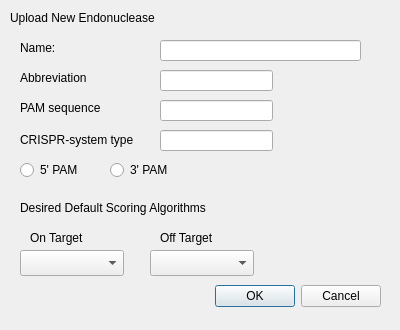
Qt form newendonuclease.ui (bdoze90/CASPERapp) before a commit.
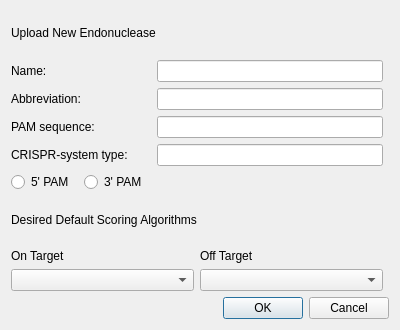
The same form after that commit.

Commit message: Made all windows center to screen horizontally and updated newendonuclease.ui to scale

```diff
--- a/newendonuclease.ui
+++ b/newendonuclease.ui
@@ -10,215 +10,131 @@
     <height>330</height>
    </rect>
   </property>
+  <property name="minimumSize">
+   <size>
+    <width>400</width>
+    <height>330</height>
+   </size>
+  </property>
+  <property name="maximumSize">
+   <size>
+    <width>519</width>
+    <height>394</height>
+   </size>
+  </property>
   <property name="windowTitle">
    <string>Dialog</string>
   </property>
-  <widget class="QDialogButtonBox" name="buttonBox">
-   <property name="geometry">
-    <rect>
-     <x>40</x>
-     <y>280</y>
-     <width>341</width>
-     <height>32</height>
-    </rect>
-   </property>
-   <property name="orientation">
-    <enum>Qt::Horizontal</enum>
-   </property>
-   <property name="standardButtons">
-    <set>QDialogButtonBox::Cancel|QDialogButtonBox::Ok</set>
-   </property>
-  </widget>
+  <layout class="QGridLayout" name="gridLayout">
+   <item row="0" column="0" colspan="3">
   <widget class="QLabel" name="label">
-   <property name="geometry">
-    <rect>
-     <x>10</x>
-     <y>10</y>
-     <width>181</width>
-     <height>16</height>
-    </rect>
-   </property>
    <property name="text">
     <string>Upload New Endonuclease</string>
    </property>
   </widget>
-  <widget class="QLineEdit" name="lineEdit">
-   <property name="geometry">
-    <rect>
-     <x>160</x>
-     <y>40</y>
-     <width>201</width>
-     <height>21</height>
-    </rect>
-   </property>
-  </widget>
+   </item>
+   <item row="1" column="0">
   <widget class="QLabel" name="label_2">
-   <property name="geometry">
-    <rect>
-     <x>20</x>
-     <y>40</y>
-     <width>58</width>
-     <height>16</height>
-    </rect>
-   </property>
    <property name="text">
     <string>Name:</string>
    </property>
   </widget>
+   </item>
+   <item row="2" column="0" colspan="2">
   <widget class="QLabel" name="label_3">
-   <property name="geometry">
-    <rect>
-     <x>20</x>
-     <y>70</y>
-     <width>111</width>
-     <height>16</height>
-    </rect>
-   </property>
    <property name="text">
-    <string>Abbreviation</string>
-   </property>
-  </widget>
-  <widget class="QLineEdit" name="lineEdit_2">
-   <property name="geometry">
-    <rect>
-     <x>160</x>
-     <y>70</y>
-     <width>113</width>
-     <height>21</height>
-    </rect>
-   </property>
-  </widget>
-  <widget class="QLineEdit" name="lineEdit_3">
-   <property name="geometry">
-    <rect>
-     <x>160</x>
-     <y>100</y>
-     <width>113</width>
-     <height>21</height>
-    </rect>
-   </property>
-  </widget>
+      <string>Abbreviation:</string>
+     </property>
+    </widget>
+   </item>
+   <item row="3" column="0" colspan="2">
   <widget class="QLabel" name="label_4">
-   <property name="geometry">
-    <rect>
-     <x>20</x>
-     <y>100</y>
-     <width>111</width>
-     <height>16</height>
-    </rect>
-   </property>
+     <property name="text">
+      <string>PAM sequence:</string>
+     </property>
+    </widget>
+   </item>
+   <item row="4" column="0" colspan="2">
+    <widget class="QLabel" name="label_8">
+     <property name="minimumSize">
+      <size>
+       <width>140</width>
+       <height>0</height>
+      </size>
+     </property>
    <property name="text">
-    <string>PAM sequence</string>
-   </property>
-  </widget>
+      <string>CRISPR-system type:</string>
+     </property>
+    </widget>
+   </item>
+   <item row="5" column="0">
   <widget class="QRadioButton" name="radioButton">
-   <property name="geometry">
-    <rect>
-     <x>20</x>
-     <y>160</y>
-     <width>100</width>
-     <height>20</height>
-    </rect>
-   </property>
    <property name="text">
     <string>5' PAM</string>
    </property>
   </widget>
+   </item>
+   <item row="5" column="1" colspan="2">
   <widget class="QRadioButton" name="radioButton_2">
-   <property name="geometry">
-    <rect>
-     <x>110</x>
-     <y>160</y>
-     <width>100</width>
-     <height>20</height>
-    </rect>
-   </property>
    <property name="text">
     <string>3' PAM</string>
    </property>
   </widget>
+   </item>
+   <item row="6" column="0" colspan="3">
   <widget class="QLabel" name="label_5">
-   <property name="geometry">
-    <rect>
-     <x>20</x>
-     <y>200</y>
-     <width>261</width>
-     <height>16</height>
-    </rect>
-   </property>
    <property name="text">
     <string>Desired Default Scoring Algorithms</string>
    </property>
   </widget>
-  <widget class="QComboBox" name="comboBox">
-   <property name="geometry">
-    <rect>
-     <x>20</x>
-     <y>250</y>
-     <width>104</width>
-     <height>26</height>
-    </rect>
-   </property>
-  </widget>
-  <widget class="QComboBox" name="comboBox_2">
-   <property name="geometry">
-    <rect>
-     <x>150</x>
-     <y>250</y>
-     <width>104</width>
-     <height>26</height>
-    </rect>
-   </property>
-  </widget>
+   </item>
+   <item row="9" column="0" colspan="4">
+    <widget class="QDialogButtonBox" name="buttonBox">
+     <property name="orientation">
+      <enum>Qt::Horizontal</enum>
+     </property>
+     <property name="standardButtons">
+      <set>QDialogButtonBox::Cancel|QDialogButtonBox::Ok</set>
+     </property>
+    </widget>
+   </item>
+   <item row="4" column="2">
+    <widget class="QLineEdit" name="lineEdit_4"/>
+   </item>
+   <item row="3" column="2">
+    <widget class="QLineEdit" name="lineEdit_3"/>
+   </item>
+   <item row="2" column="2">
+    <widget class="QLineEdit" name="lineEdit_2"/>
+   </item>
+   <item row="7" column="0" colspan="3">
+    <layout class="QGridLayout" name="gridLayout_2">
+     <item row="0" column="0">
   <widget class="QLabel" name="label_6">
-   <property name="geometry">
-    <rect>
-     <x>30</x>
-     <y>230</y>
-     <width>81</width>
-     <height>16</height>
-    </rect>
-   </property>
    <property name="text">
     <string>On Target</string>
    </property>
   </widget>
+     </item>
+     <item row="1" column="0">
+      <widget class="QComboBox" name="comboBox"/>
+     </item>
+     <item row="1" column="1">
+      <widget class="QComboBox" name="comboBox_2"/>
+     </item>
+     <item row="0" column="1">
   <widget class="QLabel" name="label_7">
-   <property name="geometry">
-    <rect>
-     <x>160</x>
-     <y>230</y>
-     <width>81</width>
-     <height>16</height>
-    </rect>
-   </property>
    <property name="text">
     <string>Off Target</string>
    </property>
   </widget>
-  <widget class="QLabel" name="label_8">
-   <property name="geometry">
-    <rect>
-     <x>20</x>
-     <y>130</y>
-     <width>131</width>
-     <height>20</height>
-    </rect>
-   </property>
-   <property name="text">
-    <string>CRISPR-system type</string>
-   </property>
-  </widget>
-  <widget class="QLineEdit" name="lineEdit_4">
-   <property name="geometry">
-    <rect>
-     <x>160</x>
-     <y>130</y>
-     <width>113</width>
-     <height>21</height>
-    </rect>
-   </property>
-  </widget>
+     </item>
+    </layout>
+   </item>
+   <item row="1" column="2">
+    <widget class="QLineEdit" name="lineEdit"/>
+   </item>
+  </layout>
  </widget>
  <resources/>
  <connections>
```
Lines whose indentation alone changed are shown as unchanged. The commit also changes 6 other files.
